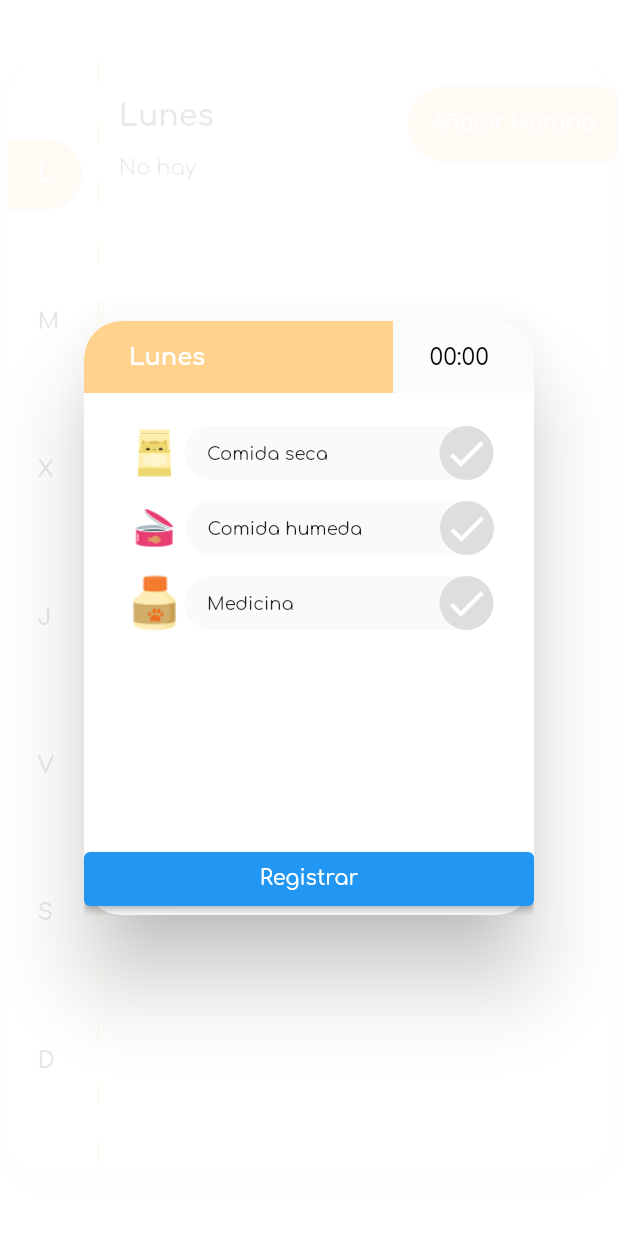
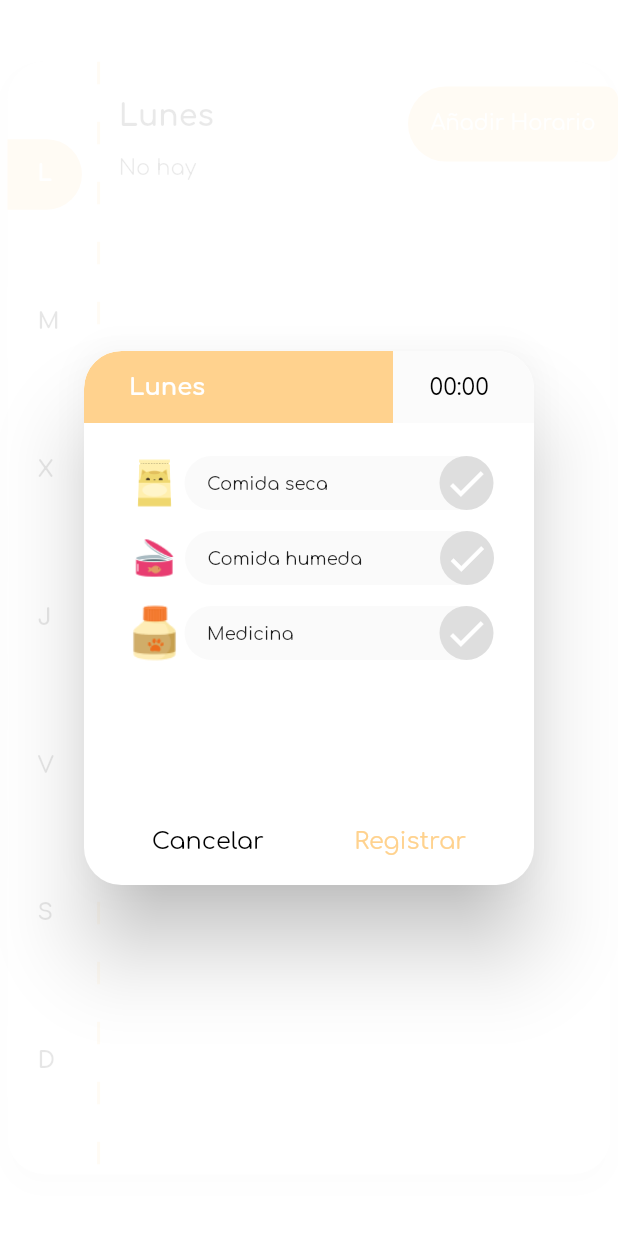
Before and after one commit to Healthy-Purr/healthy_purr_mobile, a Flutter app: the ScheduleView widget shown alone on an empty page, opened directly, after a tap on "Añadir Horario", on a phone screen of 412 x 824 dp. Run offline on Flutter 3.47's test engine with Material 2 defaults, Android fonts, the phone set to English and light mode, and no system bars; drawn by our look-alikes of dotted_line; our stand-ins replace bordered_text, camera, dio, flutter_slidable, flutter_svg, font_awesome_flutter and 8 more; missing offline and left inert: google_ml_kit, grouped_buttons_ns, tflite_flutter.

```diff
--- a/lib/views/logged_in_views/schedule/schedule_view.dart
+++ b/lib/views/logged_in_views/schedule/schedule_view.dart
@@ -87,7 +87,7 @@ class _ScheduleViewState extends State<ScheduleView> {
                     ],
                   ),
                   SizedBox(
-                    height: 300,
+                    height: 250,
                     width: 300,
                     child: PageView(
                       children: [
@@ -208,9 +208,30 @@ class _ScheduleViewState extends State<ScheduleView> {
                       ],
                     ),
                   ),
-                  ElevatedButton(onPressed: (){ Provider.of<ScheduleListViewModel>(context, listen: false).registerSchedule(context).whenComplete((){
-                    Navigator.pop(context);
-                  }); }, child: Text('Registrar'))
+                  Row(
+                    mainAxisAlignment: MainAxisAlignment.spaceEvenly,
+                    children: [
+                      InkWell(
+                          onTap: (){
+                            Provider.of<ScheduleListViewModel>(context, listen: false).cleanUpdateFields();
+                            Navigator.pop(context);
+                          },
+                          child: Container(
+                              margin: EdgeInsets.symmetric(vertical: 10, horizontal: 5),
+                              padding: EdgeInsets.all(10),
+                              child: Text('Cancelar', style: TextStyle(color: Colors.black),))),
+                      InkWell(
+                          onTap: (){
+                            Provider.of<ScheduleListViewModel>(context, listen: false).registerSchedule(context).whenComplete((){
+                            Navigator.pop(context);
+                            });
+                            },
+                          child: Container(
+                              margin: EdgeInsets.symmetric(vertical: 10, horizontal: 5),
+                              padding: EdgeInsets.all(10),
+                              child: Text('Registrar', style: TextStyle(color: primaryColor)))),
+                    ],
+                  )
                 ],
               ),
             ),
```
Also changed, not shown: lib/utils/widgets/logged_in/schedule/schedule_list.dart (+29 -7 lines), lib/view_models/schedule_view_models/schedule_list_view_model.dart (+25 -4 lines).
